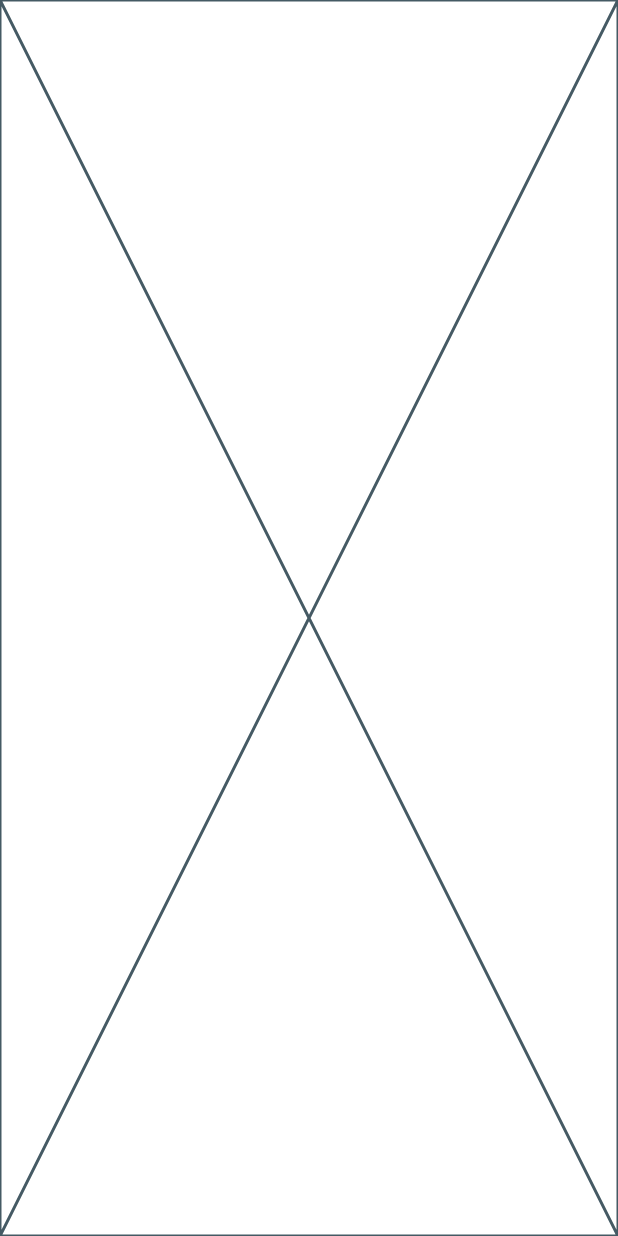
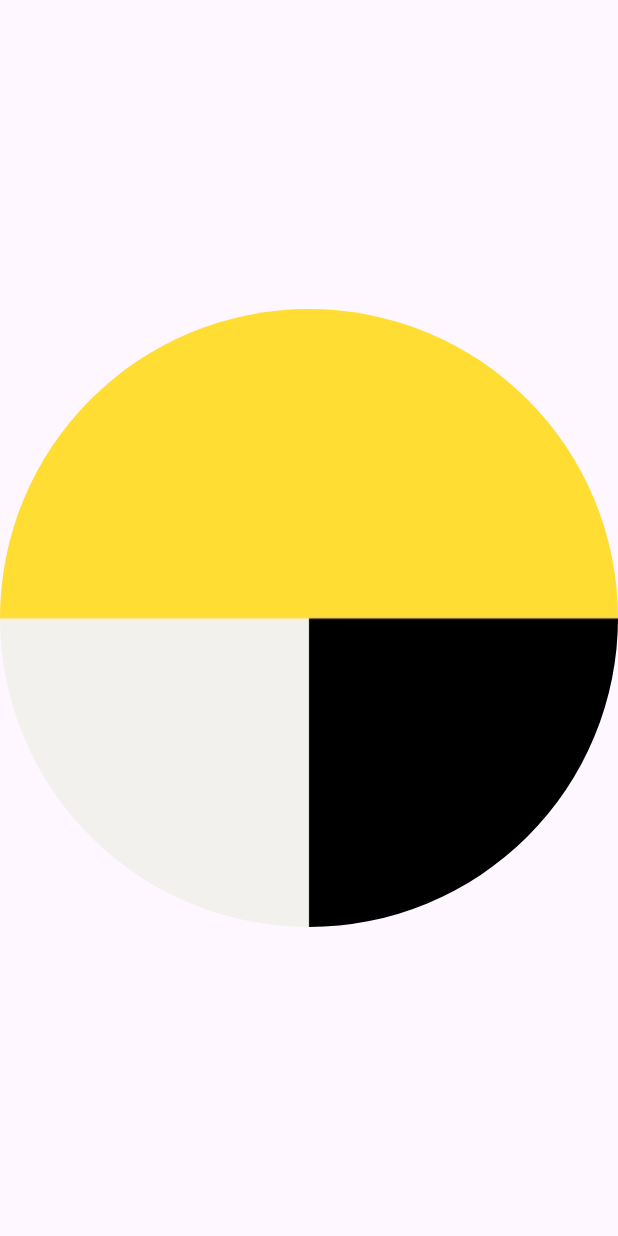
Before and after one commit to glebosotov/flutter-education-complex-animations, a Flutter app: the screen it shows after launch, after a tap on "Complex", on a phone screen of 412 x 824 dp. Run offline on Flutter 3.47's test engine with Material 3 defaults, Android fonts, the light colour scheme and no system bars.

Commit message:
feat: add component

```diff
--- a/lib/complex_animation/page.dart
+++ b/lib/complex_animation/page.dart
@@ -5,6 +5,38 @@ class ComplexAnimationPage extends StatelessWidget {
 
   @override
   Widget build(BuildContext context) {
-    return const Placeholder();
+    return const Scaffold(
+      body: SafeArea(
+        child: Stack(
+          fit: StackFit.expand,
+          children: [
+            Positioned.fill(
+              child: _Component(),
+            ),
+          ],
+        ),
+      ),
+    );
   }
 }
+
+class _Component extends StatelessWidget {
+  static const dimension = 200.0;
+
+  const _Component({super.key});
+
+  @override
+  Widget build(BuildContext context) {
+    return Container(
+      width: dimension,
+      height: dimension,
+      decoration: const BoxDecoration(
+        image: DecorationImage(
+          image: AssetImage('assets/go.png'),
+          fit: BoxFit.cover,
+        ),
+        shape: BoxShape.circle,
+      ),
+    );
+  }
+}
```
